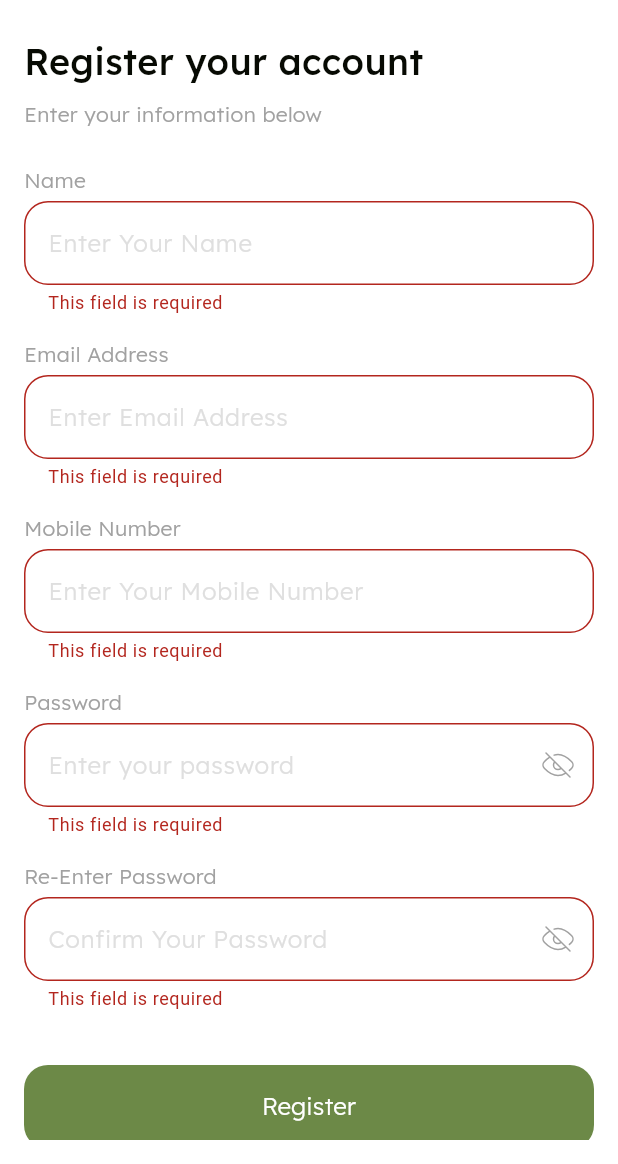
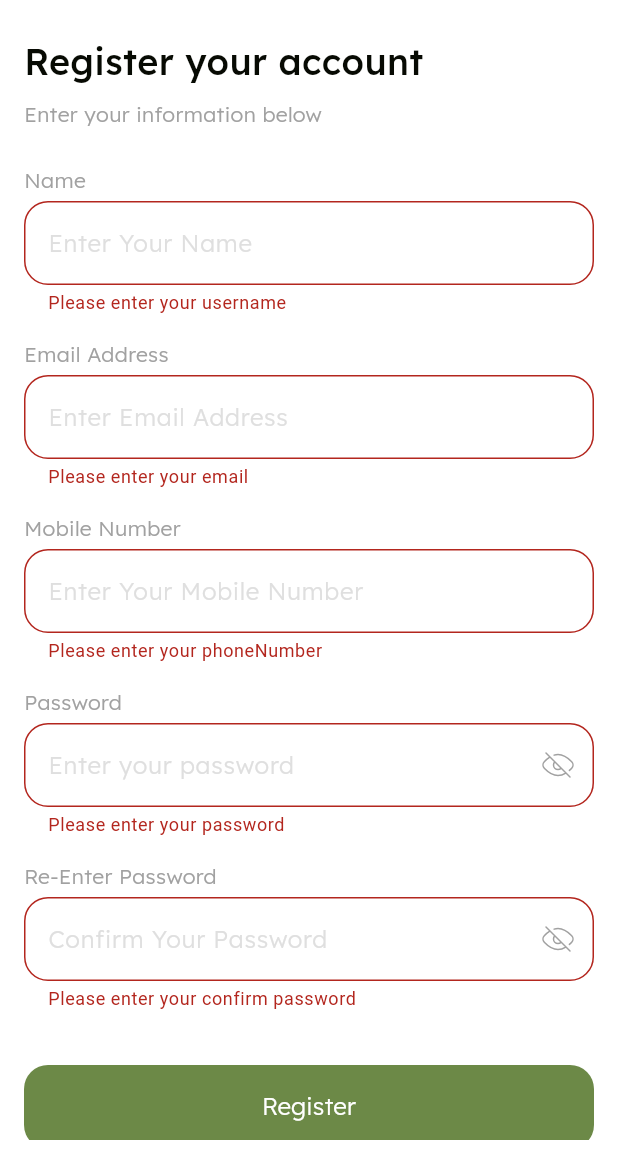
Before and after one commit to Tala-foqha/bag_store, a Flutter app: the SignupView screen opened by its route, after a tap on "Register", on a phone screen of 412 x 824 dp, the part 72-1236 px from its top. Run offline on Flutter 3.47's test engine with Material 3 defaults, Android fonts, the phone set to English and light mode, and no system bars; drawn by our look-alikes of modal_progress_hud_nsn; our stand-ins replace bloc, dartz, firebase_auth, firebase_core, flutter_bloc, flutter_svg and 2 more; accounts and stored records are empty.

```diff
--- a/lib/core/widgets/custom_text_field.dart
+++ b/lib/core/widgets/custom_text_field.dart
@@ -3,22 +3,18 @@ import 'package:bag_store_ecommerec/core/utils/app_styles.dart';
 import 'package:flutter/material.dart';
 
 class CustomTextField extends StatelessWidget {
-  const CustomTextField({super.key, this.suffixIcon, required this.hintText, this.controller,  this.obscureText=false});
+  const CustomTextField({super.key, this.suffixIcon, required this.hintText, this.controller,  this.obscureText=false, this.validator});
  final Widget? suffixIcon;
  final String hintText;
  final TextEditingController? controller;
  final bool obscureText;
+ final String? Function(String?)? validator;
   @override
   Widget build(BuildContext context) {
     return TextFormField(
       obscureText:obscureText ,
       controller:controller ,
-      validator: (value){
-        if(value==null||value.isEmpty){
-          return 'This field is required';
-        }
-        return null;
-      },
+      validator: validator,
       decoration: InputDecoration(
         fillColor: Colors.white,
         filled: true,
--- a/lib/furniture/auth/presentation/views/widgets/signup/password_field.dart
+++ b/lib/furniture/auth/presentation/views/widgets/signup/password_field.dart
@@ -7,22 +7,27 @@ import 'package:flutter_svg/svg.dart';
 class PasswordField extends StatefulWidget {
   const PasswordField({
     super.key,
-     this.passwordController, required this.text,
+     this.passwordController, required this.text, this.validator, this.confirmpasswordController,
   });
 
   final TextEditingController? passwordController;
+
+  final TextEditingController? confirmpasswordController;
+
   final String text;
-
+final String? Function(String?)? validator;
 
   @override
   State<PasswordField> createState() => _PasswordFieldState();
 }
 
 class _PasswordFieldState extends State<PasswordField> {
+
   bool obscureText=true;
   @override
   Widget build(BuildContext context) {
     return CustomTextField(
+      validator:widget. validator,
       obscureText: obscureText,
      controller: widget.passwordController,
      hintText: widget.text,
--- a/lib/furniture/auth/presentation/views/widgets/signup/signup_form.dart
+++ b/lib/furniture/auth/presentation/views/widgets/signup/signup_form.dart
@@ -11,12 +11,13 @@ final GlobalKey<FormState> formKey;
   final TextEditingController nameController;
   final TextEditingController emailController;
   final TextEditingController passwordController;
+    final TextEditingController confirmpasswordController;
   final TextEditingController phoneController;
   final AutovalidateMode autovalidateMode;
 
   const SignupForm({
     super.key,
-    required this.autovalidateMode, required this.formKey, required this.nameController, required this.emailController, required this.passwordController, required this.phoneController
+    required this.autovalidateMode, required this.formKey, required this.nameController, required this.emailController, required this.passwordController, required this.phoneController, required this.confirmpasswordController
   });
 
 
@@ -31,11 +32,19 @@ final GlobalKey<FormState> formKey;
        children: [
 
         Text('Name',
+
          style:AppStyles.Light14.copyWith(
            color: Color(0xffA1A1A1)
          ) ,),
          SizedBox(height: 4,),
          CustomTextField(
+          validator:(value){
+            if (value == null || value.isEmpty) {
+                return 'Please enter your username';
+              }
+              return null;
+          }
+           ,
           controller:nameController ,
           hintText: 'Enter Your Name',
          ),
@@ -48,6 +57,11 @@ final GlobalKey<FormState> formKey;
          ) ,),
          SizedBox(height: 4,),
          CustomTextField(
+          validator: (value){ if (value == null || value.isEmpty) {
+                return 'Please enter your email';}
+                return null;
+                },
+
           controller: emailController,
           hintText: 'Enter Email Address',
          ),
@@ -59,6 +73,10 @@ final GlobalKey<FormState> formKey;
          ) ,),
          SizedBox(height: 4,),
          CustomTextField(
+          validator:  (value){ if (value == null || value.isEmpty) {
+                return 'Please enter your phoneNumber';}
+                return null;
+                },
           controller: phoneController,
           hintText: 'Enter Your Mobile Number',
          ),
@@ -71,7 +89,16 @@ final GlobalKey<FormState> formKey;
            color: Color(0xffA1A1A1)
          ) ,),
           SizedBox(height: 4,),
-           PasswordField(passwordController: passwordController,
+           PasswordField(
+            validator: (value) {
+              if (value == null || value.isEmpty) {
+                return 'Please enter your password';
+              }
+              return null;
+            },
+
+            passwordController: passwordController,
+
            text: 'Enter your password',),
            SizedBox(height: 16,),
             Text('Re-Enter Password',
@@ -79,7 +106,21 @@ final GlobalKey<FormState> formKey;
            color: Color(0xffA1A1A1)
          ) ,),
           SizedBox(height: 4,),
-     PasswordField( text: 'Confirm Your Password',
+     PasswordField(
+      text: 'Confirm Your Password',
+
+
+     validator: (value) {
+              if (value == null || value.isEmpty) {
+                return 'Please enter your confirm password';
+              }
+              if (value !=confirmpasswordController
+                  ) {
+                return 'Password does not match';
+              }
+              return null;
+            },
+            confirmpasswordController:confirmpasswordController ,
 
            ),
 
--- a/lib/furniture/auth/presentation/views/widgets/signup/signup_view_bodu.dart
+++ b/lib/furniture/auth/presentation/views/widgets/signup/signup_view_bodu.dart
@@ -20,6 +20,7 @@ class _SignupViewBodyState extends State<SignupViewBody> {
   AutovalidateMode autovalidateMode=AutovalidateMode.disabled;
 
   final TextEditingController nameController=TextEditingController();
+    final TextEditingController confirmPasswordController=TextEditingController();
     final TextEditingController emailController=TextEditingController();
      final TextEditingController passwordController=TextEditingController();
     final TextEditingController phoneController=TextEditingController();
@@ -55,7 +56,7 @@ class _SignupViewBodyState extends State<SignupViewBody> {
              nameController: nameController,
              emailController: emailController,
              passwordController: passwordController,
-              phoneController: phoneController,),
+              phoneController: phoneController, confirmpasswordController: confirmPasswordController,),
            SizedBox(height: 12,),
 
            SizedBox(height: 24,),
```
